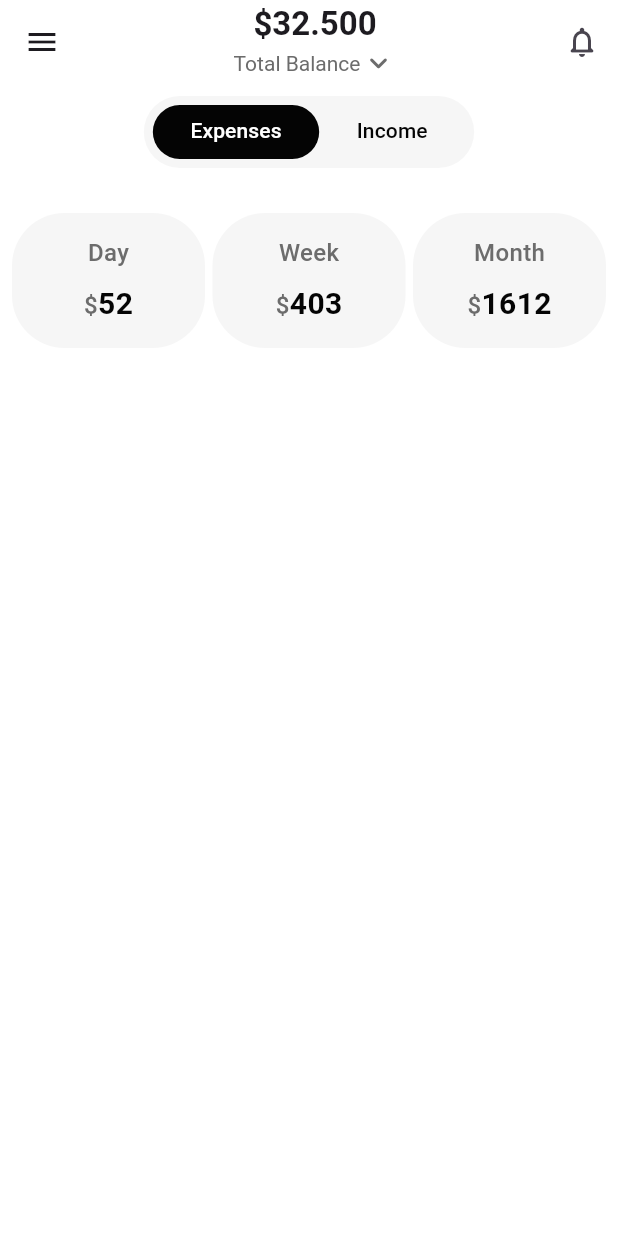
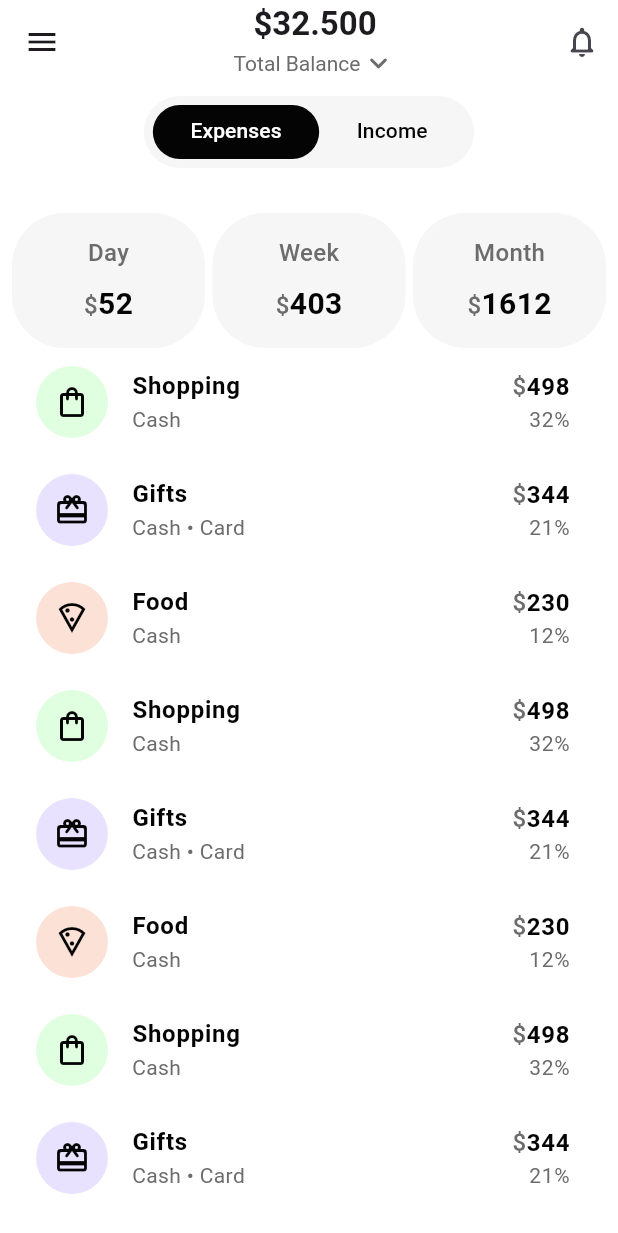
Before and after one commit to MatiasSalomon01/Expense-Tracker-App, a Flutter app: the screen it shows after launch, on a phone screen of 412 x 824 dp. Shown: the top 1233 px of the screen. Run offline on Flutter 3.47's test engine with Material 3 defaults, Android fonts, the light colour scheme and no system bars.

Commit message:
feat: TotalByCategories + CategoryListTile

```diff
--- a/lib/screens/home_screen/home_screen.dart
+++ b/lib/screens/home_screen/home_screen.dart
@@ -19,6 +19,7 @@ class HomeScreen extends StatelessWidget {
             Center(child: CustomTabBar()),
             SizedBox(height: 30),
             TotalBreakdown(),
+            TotalByCategories(),
           ],
         ),
       ),
--- /dev/null
+++ b/lib/screens/home_screen/widgets/category_list_tile.dart
@@ -0,0 +1,60 @@
+import 'package:expense_tracket_app/constants/constants.dart';
+import 'package:expense_tracket_app/widgets/widgets.dart';
+import 'package:flutter/material.dart';
+
+class CategoryListTile extends StatelessWidget {
+  const CategoryListTile({
+    super.key,
+    required this.title,
+    required this.subtitle,
+    required this.amount,
+    required this.percent,
+    required this.leadingColor,
+    required this.icon,
+  });
+
+  final String title;
+  final String subtitle;
+  final int amount;
+  final int percent;
+  final Color leadingColor;
+  final IconData icon;
+
+  @override
+  Widget build(BuildContext context) {
+    return ListTile(
+      leading: CircleAvatar(
+        backgroundColor: leadingColor,
+        maxRadius: 24,
+        child: Icon(icon, color: AppColors.black),
+      ),
+      title: Text(
+        title,
+        style: TextStyle(
+          color: AppColors.black,
+          fontSize: 16,
+          fontWeight: FontWeight.bold,
+        ),
+      ),
+      subtitle: Text(
+        subtitle,
+        style: TextStyle(color: AppColors.grey, fontWeight: FontWeight.w400),
+      ),
+      trailing: Column(
+        mainAxisAlignment: MainAxisAlignment.center,
+        crossAxisAlignment: CrossAxisAlignment.end,
+        children: [
+          TextMoney(amount: amount, fontSize: 16),
+          Text(
+            '$percent%',
+            style: TextStyle(
+              fontSize: 14,
+              color: AppColors.grey,
+              fontWeight: FontWeight.w400,
+            ),
+          ),
+        ],
+      ),
+    );
+  }
+}
--- a/lib/screens/home_screen/widgets/total_breakdown_item.dart
+++ b/lib/screens/home_screen/widgets/total_breakdown_item.dart
@@ -1,4 +1,5 @@
 import 'package:expense_tracket_app/constants/constants.dart';
+import 'package:expense_tracket_app/widgets/widgets.dart';
 import 'package:flutter/material.dart';
 
 class TotalBreakdownItem extends StatelessWidget {
@@ -32,26 +33,7 @@ class TotalBreakdownItem extends StatelessWidget {
               ),
             ),
             SizedBox(height: 8),
-            Text.rich(
-              TextSpan(
-                text: '\$',
-                style: TextStyle(
-                  color: AppColors.grey,
-                  fontSize: 16,
-                  fontWeight: FontWeight.w500,
-                ),
-                children: [
-                  TextSpan(
-                    text: '$amount',
-                    style: TextStyle(
-                      color: AppColors.black,
-                      fontSize: 20,
-                      fontWeight: FontWeight.bold,
-                    ),
-                  ),
-                ],
-              ),
-            ),
+            TextMoney(amount: amount),
           ],
         ),
       ),
--- /dev/null
+++ b/lib/screens/home_screen/widgets/total_by_categories.dart
@@ -0,0 +1,92 @@
+import 'package:expense_tracket_app/constants/constants.dart';
+import 'package:expense_tracket_app/screens/home_screen/widgets/widgets.dart';
+import 'package:flutter/material.dart';
+
+class TotalByCategories extends StatelessWidget {
+  TotalByCategories({super.key});
+
+  final items = [
+    CategoryListTile(
+      icon: Icons.shopping_bag_outlined,
+      leadingColor: AppColors.lightGreen,
+      title: 'Shopping',
+      subtitle: 'Cash',
+      amount: 498,
+      percent: 32,
+    ),
+    CategoryListTile(
+      icon: Icons.card_giftcard_rounded,
+      leadingColor: AppColors.lightPurple,
+      title: 'Gifts',
+      subtitle: 'Cash • Card',
+      amount: 344,
+      percent: 21,
+    ),
+    CategoryListTile(
+      icon: Icons.local_pizza_outlined,
+      leadingColor: AppColors.lightRed,
+      title: 'Food',
+      subtitle: 'Cash',
+      amount: 230,
+      percent: 12,
+    ),
+    CategoryListTile(
+      icon: Icons.shopping_bag_outlined,
+      leadingColor: AppColors.lightGreen,
+      title: 'Shopping',
+      subtitle: 'Cash',
+      amount: 498,
+      percent: 32,
+    ),
+    CategoryListTile(
+      icon: Icons.card_giftcard_rounded,
+      leadingColor: AppColors.lightPurple,
+      title: 'Gifts',
+      subtitle: 'Cash • Card',
+      amount: 344,
+      percent: 21,
+    ),
+    CategoryListTile(
+      icon: Icons.local_pizza_outlined,
+      leadingColor: AppColors.lightRed,
+      title: 'Food',
+      subtitle: 'Cash',
+      amount: 230,
+      percent: 12,
+    ),
+    CategoryListTile(
+      icon: Icons.shopping_bag_outlined,
+      leadingColor: AppColors.lightGreen,
+      title: 'Shopping',
+      subtitle: 'Cash',
+      amount: 498,
+      percent: 32,
+    ),
+    CategoryListTile(
+      icon: Icons.card_giftcard_rounded,
+      leadingColor: AppColors.lightPurple,
+      title: 'Gifts',
+      subtitle: 'Cash • Card',
+      amount: 344,
+      percent: 21,
+    ),
+    CategoryListTile(
+      icon: Icons.local_pizza_outlined,
+      leadingColor: AppColors.lightRed,
+      title: 'Food',
+      subtitle: 'Cash',
+      amount: 230,
+      percent: 12,
+    ),
+  ];
+  @override
+  Widget build(BuildContext context) {
+    return Expanded(
+      child: ListView.separated(
+        itemBuilder: (context, index) => items[index],
+        separatorBuilder: (context, index) => Container(),
+        itemCount: items.length,
+      ),
+    );
+  }
+}
--- a/lib/screens/home_screen/widgets/widgets.dart
+++ b/lib/screens/home_screen/widgets/widgets.dart
@@ -1,3 +1,5 @@
+export 'package:expense_tracket_app/screens/home_screen/widgets/category_list_tile.dart';
+export 'package:expense_tracket_app/screens/home_screen/widgets/total_by_categories.dart';
 export 'package:expense_tracket_app/screens/home_screen/widgets/total_breakdown.dart';
 export 'package:expense_tracket_app/screens/home_screen/widgets/total_breakdown_item.dart';
 export 'package:expense_tracket_app/screens/home_screen/widgets/custom_tab_bar.dart';
--- /dev/null
+++ b/lib/widgets/text_money.dart
@@ -0,0 +1,33 @@
+import 'package:expense_tracket_app/constants/constants.dart';
+import 'package:flutter/material.dart';
+
+class TextMoney extends StatelessWidget {
+  const TextMoney({super.key, required this.amount, this.fontSize = 20});
+
+  final int amount;
+  final double fontSize;
+
+  @override
+  Widget build(BuildContext context) {
+    return Text.rich(
+      TextSpan(
+        text: '\$',
+        style: TextStyle(
+          color: AppColors.grey,
+          fontSize: 16,
+          fontWeight: FontWeight.w500,
+        ),
+        children: [
+          TextSpan(
+            text: '$amount',
+            style: TextStyle(
+              color: AppColors.black,
+              fontSize: fontSize,
+              fontWeight: FontWeight.bold,
+            ),
+          ),
+        ],
+      ),
+    );
+  }
+}
--- a/lib/widgets/widgets.dart
+++ b/lib/widgets/widgets.dart
@@ -1 +1,2 @@
+export 'package:expense_tracket_app/widgets/text_money.dart';
 export 'package:expense_tracket_app/widgets/custom_app_bar.dart';
```
